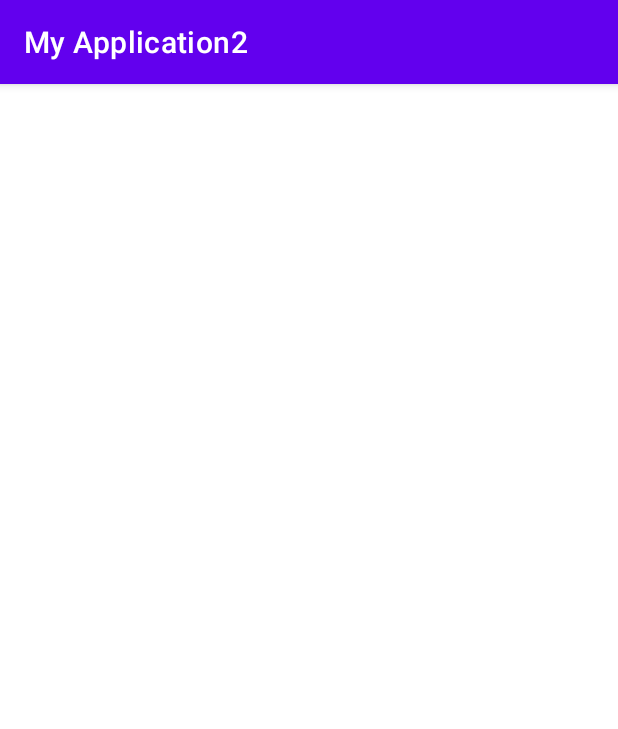
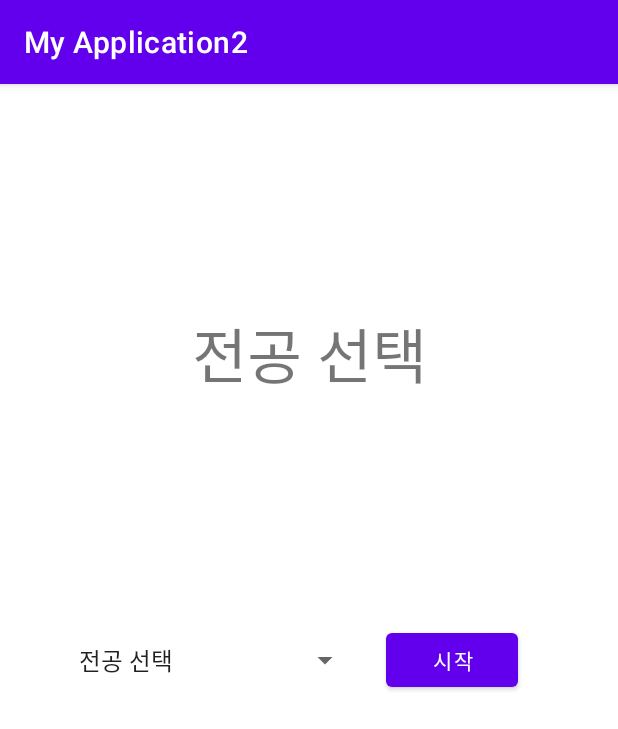
Before and after one commit to HyeonSikYun/Application2, an Android app: the SubActivity3 screen opened directly, with no data from a screen before it, on a phone screen of 412 x 824 dp. Shown: the top 729 px of the screen. Run offline under Robolectric (Android 15) with nearby library versions, the light colour scheme and no system bars.

Commit message:
Select a major and make languages. Not connected with Kyobo Stationery yet.

```diff
--- a/app/src/main/AndroidManifest.xml
+++ b/app/src/main/AndroidManifest.xml
@@ -13,6 +13,9 @@
         android:supportsRtl="true"
         android:theme="@style/Theme.MyApplication2"
         tools:targetApi="31">
+        <activity
+            android:name=".SubActivity4"
+            android:exported="false" />
         <activity
             android:name=".SubActivity3"
             android:exported="false" />
--- a/app/src/main/java/com/example/myapplication2/SubActivity3.java
+++ b/app/src/main/java/com/example/myapplication2/SubActivity3.java
@@ -2,13 +2,88 @@ package com.example.myapplication2;
 
 import androidx.appcompat.app.AppCompatActivity;
 
+import android.annotation.SuppressLint;
+import android.content.Intent;
 import android.os.Bundle;
+import android.view.View;
+import android.widget.AdapterView;
+import android.widget.ArrayAdapter;
+import android.widget.Button;
+import android.widget.Spinner;
+import android.widget.TextView;
+import android.widget.Toast;
 
 public class SubActivity3 extends AppCompatActivity {
+    TextView textView;
+    private Button major_btn;
+
+    String[] select_major={"전공 선택","복지융합인재학부","사회복지학부","실버산업학과","글로벌경영학부","소프트웨어응용학부","부동산건설학부"};
 
     @Override
     protected void onCreate(Bundle savedInstanceState) {
         super.onCreate(savedInstanceState);
         setContentView(R.layout.activity_sub3);
+
+        textView = (TextView) findViewById(R.id.textView);
+        major_btn=findViewById(R.id.major_btn);
+        Spinner spinner=(Spinner)findViewById(R.id.spinner);
+
+        ArrayAdapter<String> adapter = new ArrayAdapter<>(
+                this, android.R.layout.simple_spinner_item, select_major
+        );
+        adapter.setDropDownViewResource(android.R.layout.simple_spinner_dropdown_item);
+
+        spinner.setAdapter(adapter);
+
+        spinner.setOnItemSelectedListener(new AdapterView.OnItemSelectedListener() {
+            @Override
+            public void onItemSelected(AdapterView<?> parent, View view, int position, long id) {
+                textView.setText(select_major[position]);
+                switch (position)
+                {
+                    case 1:
+                        Toast.makeText(getApplicationContext(),"준비 중입니다",
+                                Toast.LENGTH_SHORT).show();
+                        major_btn.setEnabled(false);
+                        break;
+                    case 2:
+                        Toast.makeText(getApplicationContext(),"준비 중입니다",
+                                Toast.LENGTH_SHORT).show();
+                        major_btn.setEnabled(false);
+                        break;
+                    case 3:
+                        Toast.makeText(getApplicationContext(),"준비 중입니다",
+                                Toast.LENGTH_SHORT).show();
+                        major_btn.setEnabled(false);
+                        break;
+                    case 4:
+                        Toast.makeText(getApplicationContext(),"준비 중입니다",
+                                Toast.LENGTH_SHORT).show();
+                        major_btn.setEnabled(false);
+                        break;
+                    case 5:
+                        major_btn.setEnabled(true);
+                        major_btn.setOnClickListener(new View.OnClickListener() {
+                            @Override
+                            public void onClick(View view) {
+                                Intent intent=new Intent(SubActivity3.this,SubActivity4.class);
+                                startActivity(intent);
+                            }
+                        });
+                        break;
+                    case 6:
+                        Toast.makeText(getApplicationContext(),"준비 중입니다",
+                                Toast.LENGTH_SHORT).show();
+                        major_btn.setEnabled(false);
+                        break;
+                }
+            }
+
+            @SuppressLint("SetTextI18n")
+            @Override
+            public void onNothingSelected(AdapterView<?> parent) {
+                textView.setText("choose : ");
+            }
+        });
     }
 }
--- a/app/src/main/res/layout/activity_sub3.xml
+++ b/app/src/main/res/layout/activity_sub3.xml
@@ -1,10 +1,43 @@
 <?xml version="1.0" encoding="utf-8"?>
-<LinearLayout xmlns:android="http://schemas.android.com/apk/res/android"
+<androidx.constraintlayout.widget.ConstraintLayout xmlns:android="http://schemas.android.com/apk/res/android"
     xmlns:app="http://schemas.android.com/apk/res-auto"
     xmlns:tools="http://schemas.android.com/tools"
     android:layout_width="match_parent"
     android:layout_height="match_parent"
-    android:orientation="vertical"
     tools:context=".SubActivity3">
 
-</LinearLayout>
+    <Spinner
+        android:id="@+id/spinner"
+        android:layout_width="wrap_content"
+        android:layout_height="wrap_content"
+        android:contentDescription="@string/app_name"
+        android:minHeight="48dp"
+        app:layout_constraintBottom_toBottomOf="parent"
+        app:layout_constraintHorizontal_bias="0.206"
+        app:layout_constraintLeft_toLeftOf="parent"
+        app:layout_constraintRight_toRightOf="parent"
+        app:layout_constraintTop_toTopOf="parent" />
+
+    <TextView
+        android:id="@+id/textView"
+        android:layout_width="wrap_content"
+        android:layout_height="wrap_content"
+        android:text="@string/choose"
+        android:textSize="40sp"
+        app:layout_constraintBottom_toTopOf="@+id/spinner"
+        app:layout_constraintEnd_toEndOf="parent"
+        app:layout_constraintStart_toStartOf="parent"
+        app:layout_constraintTop_toTopOf="parent" />
+
+    <Button
+        android:id="@+id/major_btn"
+        android:layout_width="wrap_content"
+        android:layout_height="wrap_content"
+        android:text="시작"
+        app:layout_constraintBottom_toBottomOf="parent"
+        app:layout_constraintHorizontal_bias="0.795"
+        app:layout_constraintLeft_toLeftOf="parent"
+        app:layout_constraintRight_toRightOf="parent"
+        app:layout_constraintTop_toTopOf="parent" />
+
+</androidx.constraintlayout.widget.ConstraintLayout>
--- a/app/src/main/res/values/strings.xml
+++ b/app/src/main/res/values/strings.xml
@@ -1,3 +1,4 @@
 <resources>
     <string name="app_name">My Application2</string>
+    <string name="choose">choose :</string>
 </resources>
```
Also changed, not shown: app/src/main/java/com/example/myapplication2/SubActivity4.java (added, +14 -0 lines), app/src/main/res/layout/activity_sub4.xml (added, +137 -0 lines).
